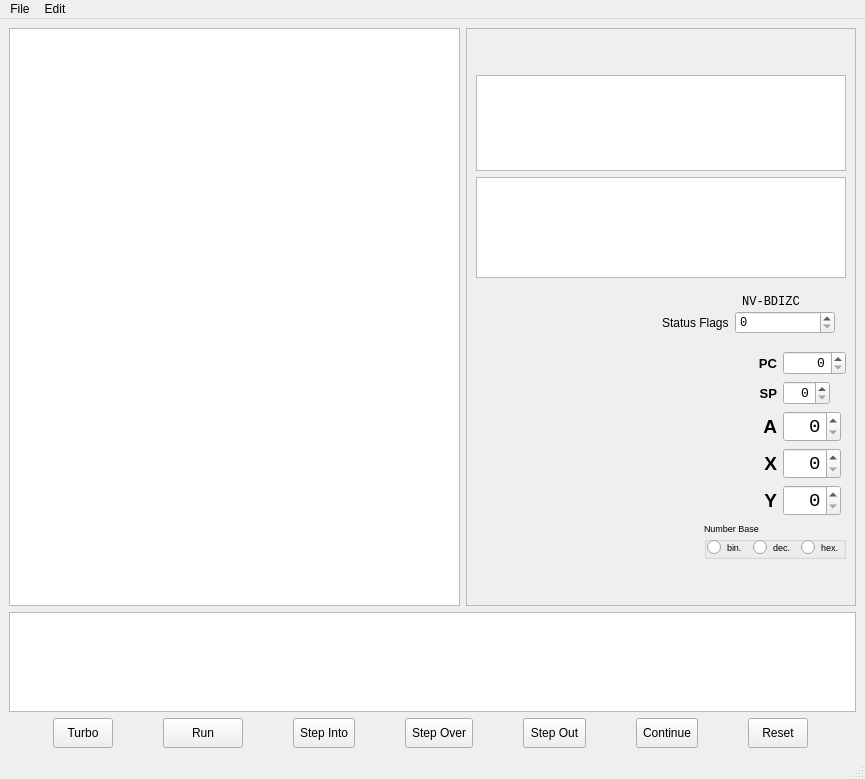
First picture: the form in mainwindow.ui, repository jnbarchan/6502assembler, before the edit.
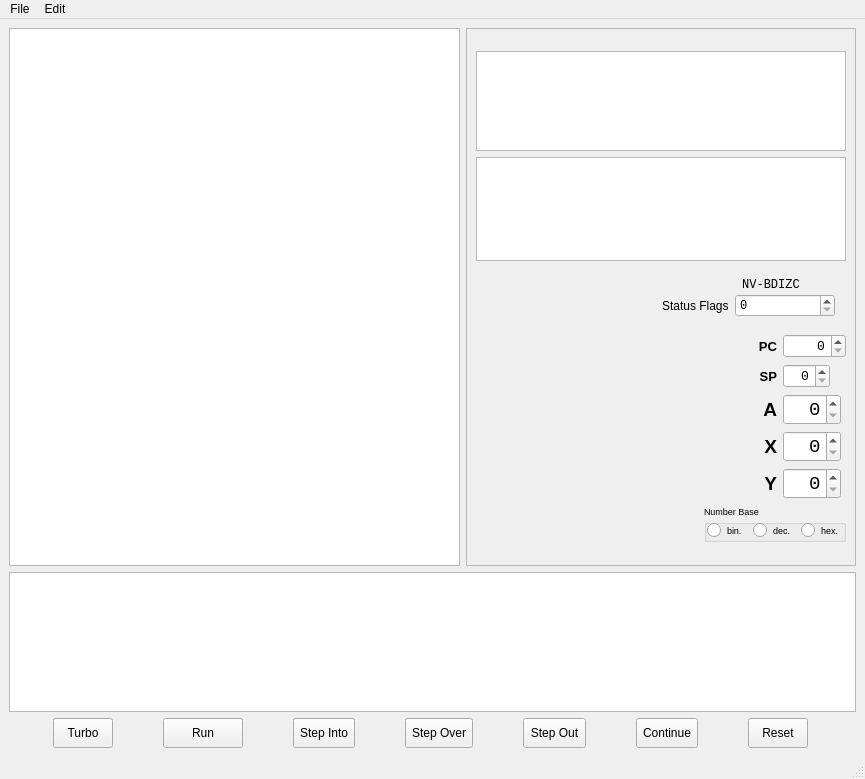
Second picture: the form after the edit. Icons and pictures are not drawn. Custom widgets are drawn as their Qt base class.

Commit message: Vertical and horizontal splitters.

The edit to the form file:
```diff
--- a/mainwindow.ui
+++ b/mainwindow.ui
@@ -19,6 +19,12 @@
      <layout class="QHBoxLayout" name="mainLayout">
       <item>
        <widget class="CodeEditor" name="codeEditor">
+        <property name="sizePolicy">
+         <sizepolicy hsizetype="Expanding" vsizetype="Expanding">
+          <horstretch>0</horstretch>
+          <verstretch>0</verstretch>
+         </sizepolicy>
+        </property>
         <property name="font">
          <font>
           <family>Monospace</family>
@@ -29,19 +35,13 @@
       </item>
       <item>
        <widget class="QFrame" name="rhsFrame">
-        <property name="sizePolicy">
-         <sizepolicy hsizetype="Preferred" vsizetype="Preferred">
-          <horstretch>0</horstretch>
-          <verstretch>0</verstretch>
-         </sizepolicy>
-        </property>
         <property name="frameShape">
          <enum>QFrame::StyledPanel</enum>
         </property>
         <property name="frameShadow">
          <enum>QFrame::Raised</enum>
         </property>
-        <layout class="QGridLayout" name="gridLayout" columnstretch="0,0">
+        <layout class="QGridLayout" name="gridLayout">
          <item row="4" column="1">
           <widget class="NumberBaseSpinBox" name="spnProgramCounter">
            <property name="sizePolicy">
@@ -211,10 +211,10 @@
            </layout>
           </widget>
          </item>
-         <item row="1" column="0" colspan="2">
+         <item row="1" column="0" colspan="2" alignment="Qt::AlignRight">
           <widget class="MemoryView" name="tvMemory">
            <property name="sizePolicy">
-            <sizepolicy hsizetype="Fixed" vsizetype="Expanding">
+            <sizepolicy hsizetype="Fixed" vsizetype="Fixed">
              <horstretch>0</horstretch>
              <verstretch>0</verstretch>
             </sizepolicy>
@@ -505,10 +505,10 @@
            </property>
           </spacer>
          </item>
-         <item row="2" column="0" colspan="2">
+         <item row="2" column="0" colspan="2" alignment="Qt::AlignRight">
           <widget class="WatchView" name="tvWatch">
            <property name="sizePolicy">
-            <sizepolicy hsizetype="Fixed" vsizetype="Expanding">
+            <sizepolicy hsizetype="Fixed" vsizetype="Fixed">
              <horstretch>0</horstretch>
              <verstretch>0</verstretch>
             </sizepolicy>
@@ -546,23 +546,8 @@
     </item>
     <item>
      <layout class="QHBoxLayout" name="consoleLayout">
-      <property name="bottomMargin">
-       <number>0</number>
-      </property>
       <item>
        <widget class="QPlainTextEdit" name="teConsole">
-        <property name="sizePolicy">
-         <sizepolicy hsizetype="Expanding" vsizetype="Fixed">
-          <horstretch>0</horstretch>
-          <verstretch>0</verstretch>
-         </sizepolicy>
-        </property>
-        <property name="maximumSize">
-         <size>
-          <width>16777215</width>
-          <height>100</height>
-         </size>
-        </property>
         <property name="font">
          <font>
           <family>Monospace</family>
```
The commit also changes 2 other files.
